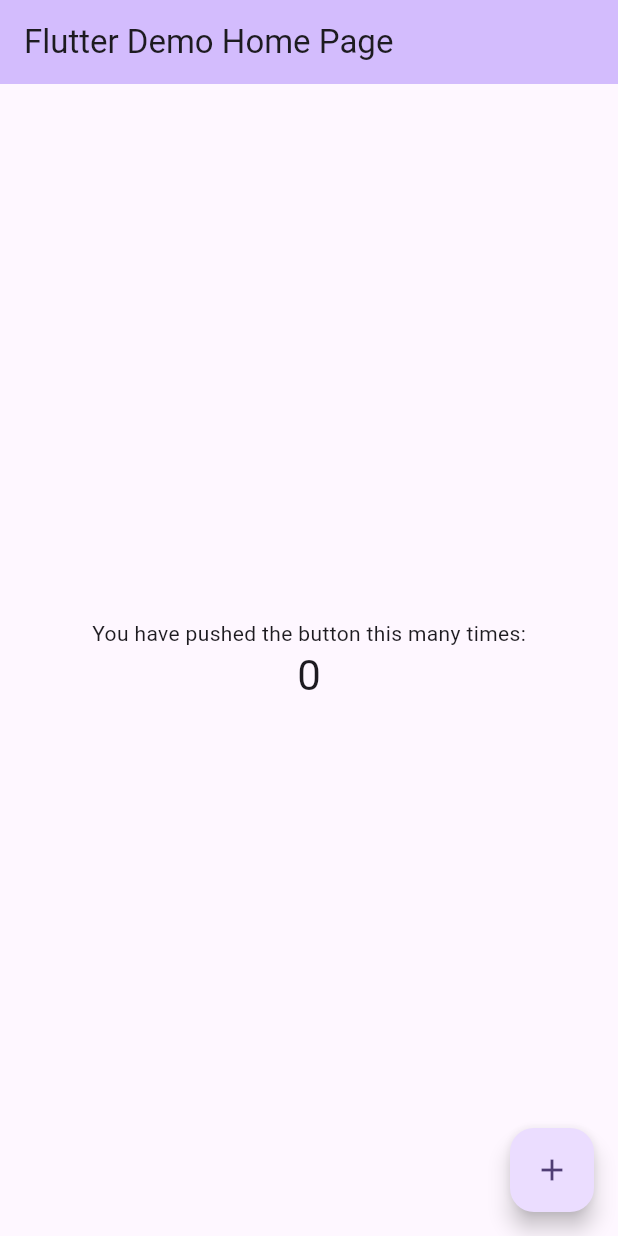
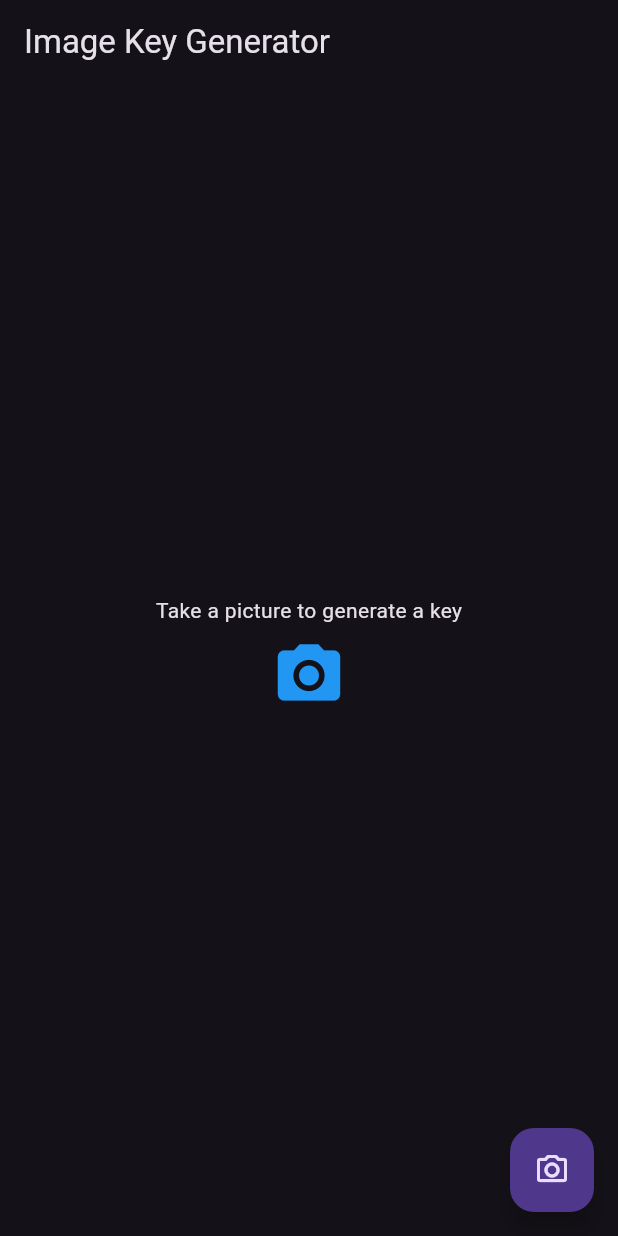
Before and after one commit to hallowelt100/image_key_generator, a Flutter app: the screen it shows after launch, on a phone screen of 412 x 824 dp. Run offline on Flutter 3.47's test engine with Material 3 defaults, Android fonts, the phone set to English and light mode, and no system bars; our stand-ins replace camera.

Commit message:
Added camera functionality

```diff
--- /dev/null
+++ b/lib/HomeScreen.dart
@@ -0,0 +1,58 @@
+import 'package:flutter/cupertino.dart';
+import 'package:flutter/material.dart';
+import 'package:camera/camera.dart';
+import 'package:image_key_generator/TakePicture.dart';
+
+class HomeScreen extends StatefulWidget {
+  final CameraDescription camera;
+
+  const HomeScreen({super.key, required this.camera});
+
+  @override
+  HomeScreenState createState() => HomeScreenState();
+}
+
+class HomeScreenState extends State<HomeScreen> {
+
+  @override
+  void initState() {
+    super.initState();
+  }
+
+  @override
+  Widget build(BuildContext context) {
+    return Scaffold(
+      appBar: AppBar(title: const Text("Image Key Generator"),),
+      body: Center(
+        child: Column(
+          mainAxisAlignment: MainAxisAlignment.center,
+          children: <Widget>[
+            const Text("Take a picture to generate a key"),
+            IconButton(
+              onPressed: () {
+                Navigator.of(context).push(
+                  MaterialPageRoute(
+                    builder: (context) => TakePictureScreen(camera: widget.camera),
+                  ),
+                );
+              },
+              icon: const Icon(Icons.camera_alt),
+              iconSize: 50,
+              color: Colors.blue,
+            )
+          ],
+        ),
+      ),
+      floatingActionButton: FloatingActionButton(
+          onPressed: () {
+            Navigator.of(context).push(
+            MaterialPageRoute(
+              builder: (context) => TakePictureScreen(camera: widget.camera),
+              ),
+      );
+            },
+        child: const Icon(Icons.camera_alt_outlined),
+        ),
+    );
+  }
+}
--- a/lib/main.dart
+++ b/lib/main.dart
@@ -1,122 +1,18 @@
-import 'package:flutter/material.dart';
+import "package:camera/camera.dart";
+import "package:flutter/material.dart";
+import "TakePicture.dart";
+import "HomeScreen.dart";
 
-void main() {
-  runApp(const MyApp());
+Future<void> main() async {
+  WidgetsFlutterBinding.ensureInitialized();
+
+  final cameras = await availableCameras();
+  final firstCamera = cameras.first;
+
+  runApp(
+    MaterialApp(
+      theme: ThemeData.dark(),
+      home: HomeScreen(camera: firstCamera),
+    )
+  );
 }
-
-class MyApp extends StatelessWidget {
-  const MyApp({super.key});
-
-  // This widget is the root of your application.
-  @override
-  Widget build(BuildContext context) {
-    return MaterialApp(
-      title: 'Flutter Demo',
-      theme: ThemeData(
-        // This is the theme of your application.
-        //
-        // TRY THIS: Try running your application with "flutter run". You'll see
-        // the application has a purple toolbar. Then, without quitting the app,
-        // try changing the seedColor in the colorScheme below to Colors.green
-        // and then invoke "hot reload" (save your changes or press the "hot
-        // reload" button in a Flutter-supported IDE, or press "r" if you used
-        // the command line to start the app).
-        //
-        // Notice that the counter didn't reset back to zero; the application
-        // state is not lost during the reload. To reset the state, use hot
-        // restart instead.
-        //
-        // This works for code too, not just values: Most code changes can be
-        // tested with just a hot reload.
-        colorScheme: ColorScheme.fromSeed(seedColor: Colors.deepPurple),
-      ),
-      home: const MyHomePage(title: 'Flutter Demo Home Page'),
-    );
-  }
-}
-
-class MyHomePage extends StatefulWidget {
-  const MyHomePage({super.key, required this.title});
-
-  // This widget is the home page of your application. It is stateful, meaning
-  // that it has a State object (defined below) that contains fields that affect
-  // how it looks.
-
-  // This class is the configuration for the state. It holds the values (in this
-  // case the title) provided by the parent (in this case the App widget) and
-  // used by the build method of the State. Fields in a Widget subclass are
-  // always marked "final".
-
-  final String title;
-
-  @override
-  State<MyHomePage> createState() => _MyHomePageState();
-}
-
-class _MyHomePageState extends State<MyHomePage> {
-  int _counter = 0;
-
-  void _incrementCounter() {
-    setState(() {
-      // This call to setState tells the Flutter framework that something has
-      // changed in this State, which causes it to rerun the build method below
-      // so that the display can reflect the updated values. If we changed
-      // _counter without calling setState(), then the build method would not be
-      // called again, and so nothing would appear to happen.
-      _counter++;
-    });
-  }
-
-  @override
-  Widget build(BuildContext context) {
-    // This method is rerun every time setState is called, for instance as done
-    // by the _incrementCounter method above.
-    //
-    // The Flutter framework has been optimized to make rerunning build methods
-    // fast, so that you can just rebuild anything that needs updating rather
-    // than having to individually change instances of widgets.
-    return Scaffold(
-      appBar: AppBar(
-        // TRY THIS: Try changing the color here to a specific color (to
-        // Colors.amber, perhaps?) and trigger a hot reload to see the AppBar
-        // change color while the other colors stay the same.
-        backgroundColor: Theme.of(context).colorScheme.inversePrimary,
-        // Here we take the value from the MyHomePage object that was created by
-        // the App.build method, and use it to set our appbar title.
-        title: Text(widget.title),
-      ),
-      body: Center(
-        // Center is a layout widget. It takes a single child and positions it
-        // in the middle of the parent.
-        child: Column(
-          // Column is also a layout widget. It takes a list of children and
-          // arranges them vertically. By default, it sizes itself to fit its
-          // children horizontally, and tries to be as tall as its parent.
-          //
-          // Column has various properties to control how it sizes itself and
-          // how it positions its children. Here we use mainAxisAlignment to
-          // center the children vertically; the main axis here is the vertical
-          // axis because Columns are vertical (the cross axis would be
-          // horizontal).
-          //
-          // TRY THIS: Invoke "debug painting" (choose the "Toggle Debug Paint"
-          // action in the IDE, or press "p" in the console), to see the
-          // wireframe for each widget.
-          mainAxisAlignment: MainAxisAlignment.center,
-          children: <Widget>[
-            const Text('You have pushed the button this many times:'),
-            Text(
-              '$_counter',
-              style: Theme.of(context).textTheme.headlineMedium,
-            ),
-          ],
-        ),
-      ),
-      floatingActionButton: FloatingActionButton(
-        onPressed: _incrementCounter,
-        tooltip: 'Increment',
-        child: const Icon(Icons.add),
-      ), // This trailing comma makes auto-formatting nicer for build methods.
-    );
-  }
-}
--- a/pubspec.yaml
+++ b/pubspec.yaml
@@ -34,6 +34,9 @@ dependencies:
   # The following adds the Cupertino Icons font to your application.
   # Use with the CupertinoIcons class for iOS style icons.
   cupertino_icons: ^1.0.8
+  camera: ^0.11.1
+  path_provider: ^2.1.5
+  path: ^1.9.1
 
 dev_dependencies:
   flutter_test:
```
Also changed, not shown: lib/TakePicture.dart (added, +87 -0 lines), pubspec.lock, 1 other file.
